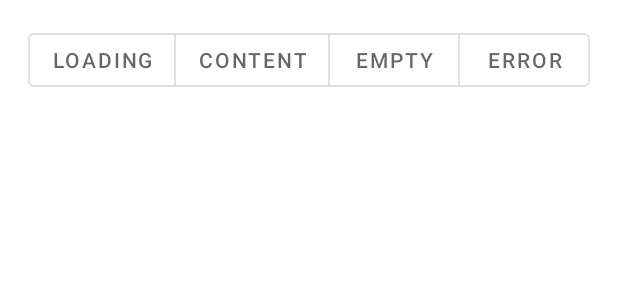
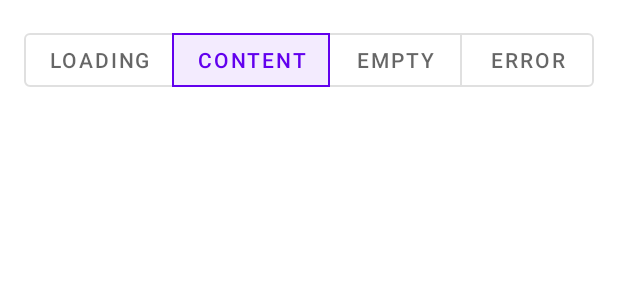
Before and after one commit to susonthapa/LCEERecyclerViewDemo, an Android app: the layout activity_main.xml on its own in the app's theme, with its tools: preview values and no code run, on a phone screen of 412 x 824 dp. Shown: the top 300 px of the screen. Run offline under Robolectric (Android 15) with nearby library versions, the phone set to English and light mode, and no system bars.

Commit message:
item layout fixed

```diff
--- a/app/src/main/java/np/com/susonthapa/lceerecyclerviewdemo/MainActivity.kt
+++ b/app/src/main/java/np/com/susonthapa/lceerecyclerviewdemo/MainActivity.kt
@@ -54,6 +54,11 @@ class MainActivity : AppCompatActivity() {
             }
         }
 
+        // handle the retry button
+        binding.linuxRecyclerView.setOnRetryClickListener {
+            binding.toggleView.check(R.id.content_button)
+        }
+
     }
 
 
--- a/app/src/main/res/layout/activity_main.xml
+++ b/app/src/main/res/layout/activity_main.xml
@@ -8,18 +8,23 @@
 
     <com.google.android.material.button.MaterialButtonToggleGroup
         android:id="@+id/toggle_view"
-        android:layout_width="wrap_content"
+        android:layout_width="0dp"
         android:layout_height="wrap_content"
-        android:layout_margin="16dp"
+        android:layout_marginStart="16dp"
+        android:layout_marginEnd="16dp"
+        android:layout_marginTop="16dp"
+        app:checkedButton="@id/content_button"
         app:layout_constraintEnd_toEndOf="parent"
         app:layout_constraintStart_toStartOf="parent"
-        app:layout_constraintTop_toTopOf="parent">
+        app:layout_constraintTop_toTopOf="parent"
+        app:singleSelection="true">
 
         <com.google.android.material.button.MaterialButton
             android:id="@+id/loading_button"
             style="@style/Widget.MaterialComponents.Button.OutlinedButton"
             android:layout_width="wrap_content"
             android:layout_height="wrap_content"
+            android:layout_weight="1"
             android:text="Loading" />
 
         <com.google.android.material.button.MaterialButton
@@ -27,6 +32,7 @@
             style="@style/Widget.MaterialComponents.Button.OutlinedButton"
             android:layout_width="wrap_content"
             android:layout_height="wrap_content"
+            android:layout_weight="1"
             android:text="Content" />
 
         <com.google.android.material.button.MaterialButton
@@ -34,6 +40,7 @@
             style="@style/Widget.MaterialComponents.Button.OutlinedButton"
             android:layout_width="wrap_content"
             android:layout_height="wrap_content"
+            android:layout_weight="1"
             android:text="Empty" />
 
         <com.google.android.material.button.MaterialButton
@@ -41,6 +48,7 @@
             style="@style/Widget.MaterialComponents.Button.OutlinedButton"
             android:layout_width="wrap_content"
             android:layout_height="wrap_content"
+            android:layout_weight="1"
             android:text="Error" />
 
     </com.google.android.material.button.MaterialButtonToggleGroup>
@@ -49,11 +57,10 @@
         android:id="@+id/linux_recycler_view"
         android:layout_width="0dp"
         android:layout_height="0dp"
-        android:layout_margin="16dp"
+        app:emptyIcon="@drawable/ic_empty"
         app:emptyText="Oops! Nothing Here"
+        app:errorIcon="@drawable/ic_error"
         app:errorText="Something Just Blew Up!"
-        app:emptyIcon="@drawable/ic_empty"
-        app:errorIcon="@drawable/ic_error"
         app:layout_constraintBottom_toBottomOf="parent"
         app:layout_constraintEnd_toEndOf="parent"
         app:layout_constraintStart_toStartOf="parent"
```
Also changed, not shown: app/src/main/res/layout/linux_item.xml (+25 -17 lines).
